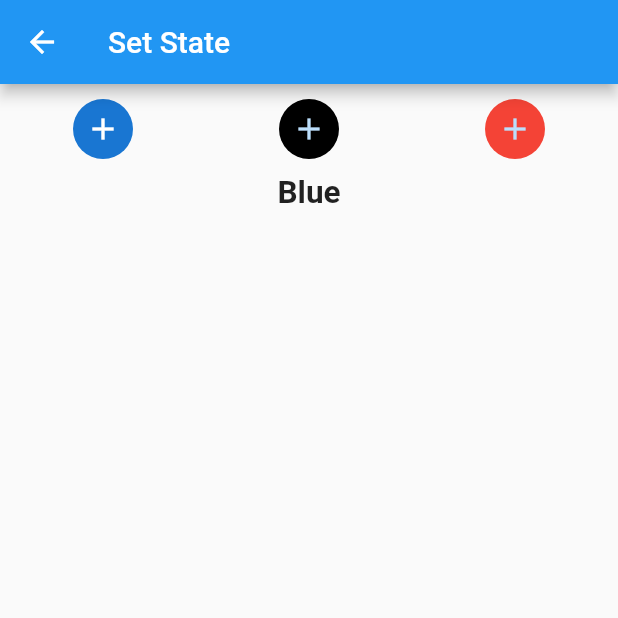
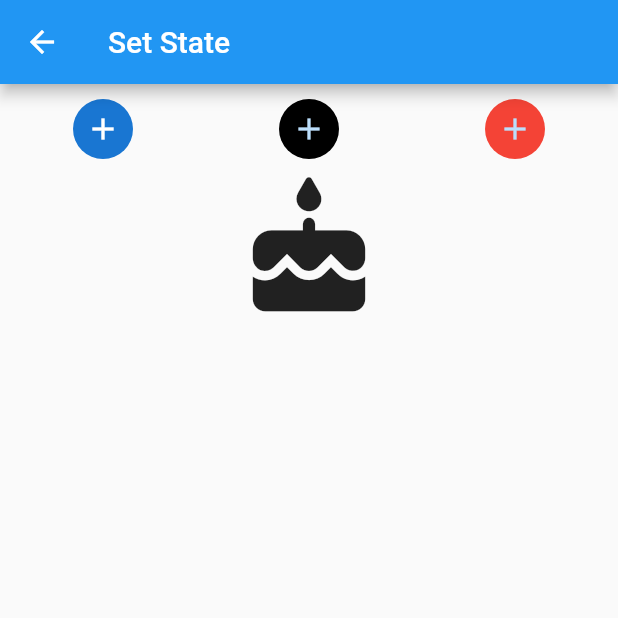
Before and after one commit to MAD-developer2442/testingUI, a Flutter app: the SetStatePage screen opened directly, after a tap on the "add" icon, on a phone screen of 412 x 824 dp, the top half of it. Run offline on Flutter 3.47's test engine with Material 2 defaults, Android fonts, the light colour scheme and no system bars; our stand-ins replace flutter_local_notifications, get_storage, image_picker, rxdart, webview_flutter; accounts and stored records are empty.

Commit message:
fifth commit

```diff
--- a/lib/modules/Notification.dart
+++ b/lib/modules/Notification.dart
@@ -24,8 +24,8 @@ class _NotificationPageState extends State<NotificationPage> {
         child: TextButton(
             onPressed: () {
               NotificationApi.showNotification(
-                title: 'OTP Verification',
-                body: 'OTP is: 123456',
+                title: 'Notification Tutorial',
+                body: 'Gher bhego tha',
                 payload: 'Buddy Expense',
               );
             },
--- a/lib/modules/Set_State.dart
+++ b/lib/modules/Set_State.dart
@@ -1,7 +1,8 @@
 import 'package:flutter/material.dart';
-import 'package:testingui/Widget.dart';
 
 class SetStatePage extends StatefulWidget {
+  const SetStatePage({Key? key}) : super(key: key);
+
   @override
   _SetStatePageState createState() => _SetStatePageState();
 }
@@ -10,7 +11,6 @@ bool _showcontainerblue = false;
 bool _showcontainerred = false;
 
 bool _showcontainerblack = false;
-
 
 class _SetStatePageState extends State<SetStatePage> {
   @override
@@ -33,7 +33,9 @@ class _SetStatePageState extends State<SetStatePage> {
                     child: IconButton(
                       onPressed: () {
                         setState(() {
-                          _showcontainerblue = !_showcontainerblue;
+                          _showcontainerblue = true;
+                          _showcontainerblack = false;
+                          _showcontainerred = false;
                         });
                       },
                       icon: const Icon(Icons.add),
@@ -48,8 +50,9 @@ class _SetStatePageState extends State<SetStatePage> {
                     child: IconButton(
                       onPressed: () {
                         setState(() {
-                          _showcontainerblack = !_showcontainerblack;
-
+                          _showcontainerblue = false;
+                          _showcontainerblack = true;
+                          _showcontainerred = false;
                         });
                       },
                       icon: const Icon(Icons.add),
@@ -64,8 +67,9 @@ class _SetStatePageState extends State<SetStatePage> {
                     child: IconButton(
                       onPressed: () {
                         setState(() {
-                          _showcontainerred = !_showcontainerred;
-
+                          _showcontainerblue = false;
+                          _showcontainerblack = false;
+                          _showcontainerred = true;
                         });
                       },
                       icon: const Icon(Icons.add),
@@ -75,27 +79,20 @@ class _SetStatePageState extends State<SetStatePage> {
               ],
             ),
             Visibility(
-              child: Container(
-                child: customtext1("Blue"),
-              ),
+              child: const Icon(Icons.cake_rounded, size: 100),
               visible: _showcontainerblue,
             ),
             Visibility(
-              child: Container(
-                child: customtext1("Black"),
-              ),
+              child: const Icon(Icons.star_border, size: 100),
               visible: _showcontainerblack,
             ),
             Visibility(
-              child: Container(
-                child: customtext1("Red"),
-              ),
+              child: const Icon(Icons.home_filled, size: 100),
               visible: _showcontainerred,
             ),
           ],
         ),
       ),
     );
-    ;
   }
 }
```
